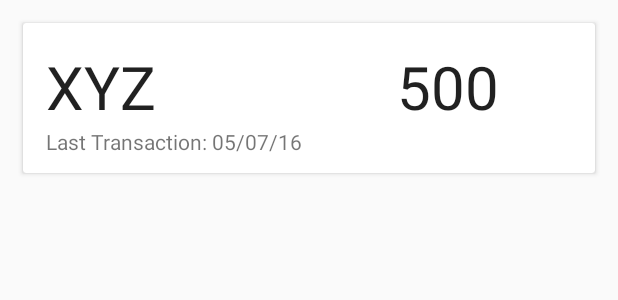
After one commit to gj100596/Hisab, an Android app: the layout cardview_layout.xml on its own in the app's theme, with its tools: preview values and no code run, on a phone screen of 412 x 824 dp. The commit adds this screen. Shown: the top 300 px of the screen. Run offline under Robolectric (Android 15) with nearby library versions, the phone set to English and light mode, and no system bars.

Commit message:
feat: Added CardView Layout

```diff
--- a/app/build.gradle
+++ b/app/build.gradle
@@ -24,6 +24,7 @@ dependencies {
     compile 'com.android.support:appcompat-v7:23.2.1'
     compile 'com.android.support.constraint:constraint-layout:1.0.0-alpha7'
     compile 'com.android.support:design:23.2.1'
+    compile 'com.android.support:cardview-v7:23.2.1'
     testCompile 'junit:junit:4.12'
     androidTestCompile 'com.android.support.test.espresso:espresso-core:2.2.2'
     androidTestCompile 'com.android.support.test:runner:0.5'
--- a/app/src/main/java/gj/udacity/capstone/hisab/MainActivity.java
+++ b/app/src/main/java/gj/udacity/capstone/hisab/MainActivity.java
@@ -19,6 +19,7 @@ public class MainActivity extends AppCompatActivity {
         setSupportActionBar(toolbar);
 
        FloatingActionButton fab = (FloatingActionButton) findViewById(R.id.fab);
+
         fab.setOnClickListener(new View.OnClickListener() {
             @Override
             public void onClick(View view) {
@@ -26,6 +27,8 @@ public class MainActivity extends AppCompatActivity {
                         .setAction("Action", null).show();
             }
         });
+
+
     }
 
     @Override
--- a/app/src/main/res/layout/activity_main.xml
+++ b/app/src/main/res/layout/activity_main.xml
@@ -22,12 +22,17 @@
 
     </android.support.design.widget.AppBarLayout>
 
+    <android.support.v7.widget.RecyclerView
+        app:layout_behavior="@string/appbar_scrolling_view_behavior"
+        android:layout_width="match_parent"
+        android:layout_height="match_parent"/>
+
     <android.support.design.widget.FloatingActionButton
         android:id="@+id/fab"
         android:layout_width="wrap_content"
         android:layout_height="wrap_content"
         android:layout_gravity="bottom|end"
         android:layout_margin="@dimen/fab_margin"
-        android:src="@android:drawable/ic_dialog_email" />
+        android:src="@android:drawable/ic_input_add" />
 
 </android.support.design.widget.CoordinatorLayout>
--- /dev/null
+++ b/app/src/main/res/layout/cardview_layout.xml
@@ -0,0 +1,88 @@
+<?xml version="1.0" encoding="utf-8"?>
+
+<android.support.v7.widget.CardView xmlns:android="http://schemas.android.com/apk/res/android"
+    android:layout_width="match_parent"
+    android:layout_height="100dp"
+    android:layout_margin="15dp"
+    android:orientation="vertical"
+    android:padding="15dp">
+
+    <LinearLayout
+        android:layout_width="match_parent"
+        android:layout_height="match_parent"
+        android:orientation="vertical">
+
+        <LinearLayout
+            android:layout_width="match_parent"
+            android:layout_height="wrap_content"
+            android:orientation="horizontal"
+            android:paddingLeft="15dp"
+            android:paddingRight="15dp"
+            android:paddingTop="15dp"
+            android:weightSum="3">
+
+            <TextView
+                android:id="@+id/name"
+                android:layout_width="match_parent"
+                android:layout_height="wrap_content"
+                android:layout_weight="1"
+
+                android:text="XYZ"
+                android:textAppearance="@style/Base.TextAppearance.AppCompat.Large"
+                android:textSize="40sp" />
+
+            <TextView
+                android:id="@+id/amt"
+                android:layout_width="match_parent"
+                android:layout_height="wrap_content"
+                android:layout_weight="2"
+                android:text="500"
+                android:textAppearance="@style/Base.TextAppearance.AppCompat.Large"
+                android:textSize="40sp" />
+        </LinearLayout>
+
+        <TextView
+            android:id="@+id/date"
+            android:layout_width="wrap_content"
+            android:layout_height="wrap_content"
+            android:layout_weight="2"
+            android:paddingLeft="15dp"
+            android:text="Last Transaction: 05/07/16" />
+
+
+    </LinearLayout>
+
+
+</android.support.v7.widget.CardView>
+
+    <!--
+
+    <LinearLayout
+                android:layout_width="match_parent"
+                android:layout_height="wrap_content"
+                android:orientation="horizontal"
+                android:weightSum="3">
+
+                <TextView
+                    android:id="@+id/date"
+                    android:layout_width="wrap_content"
+                    android:layout_height="wrap_content"
+                    android:layout_weight="2"
+                    android:paddingLeft="15dp"
+                    android:paddingTop="15dp"
+                    android:text="05/07/16" />
+
+                <TextView
+                    android:id="@+id/amount"
+                    android:textStyle="bold"
+                    android:layout_width="wrap_content"
+                    android:layout_height="wrap_content"
+                    android:layout_gravity="end"
+                    android:layout_weight="1"
+                    android:paddingLeft="15dp"
+                    android:paddingTop="15dp"
+                    android:textSize="20sp"
+                    android:text="500" />
+            </LinearLayout>
+
+    -->
```
